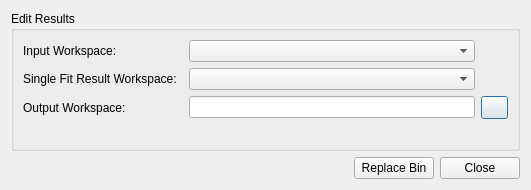
This is qt/scientific_interfaces/Indirect/IndirectEditResultsDialog.ui in mantidproject/mantid as Qt 5 draws it before an edit. The edited form follows.
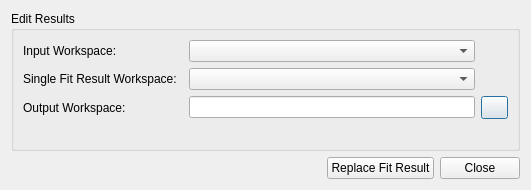
This is the edited form. Icons and pictures are not drawn. Custom widgets are drawn as their Qt base class.

```diff
--- a/qt/scientific_interfaces/Indirect/IndirectEditResultsDialog.ui
+++ b/qt/scientific_interfaces/Indirect/IndirectEditResultsDialog.ui
@@ -131,7 +131,7 @@
       <item>
        <widget class="QPushButton" name="pbReplaceBin">
         <property name="text">
-         <string>Replace Bin</string>
+         <string>Replace Fit Result</string>
         </property>
        </widget>
       </item>
```
Left out of the diff: 4 changed lines with no effect on the pictures.
